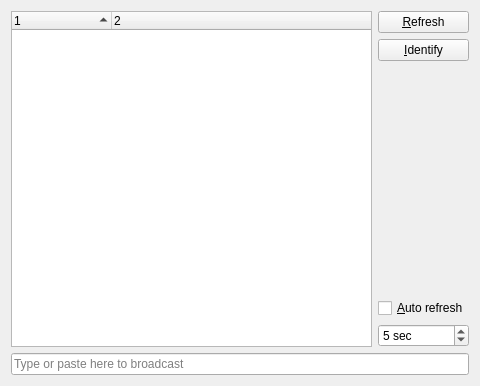
This is src/qkremotewidget.ui in UjOwtuc/quadkonsole4 as Qt 5 draws it before an edit. The edited form follows.
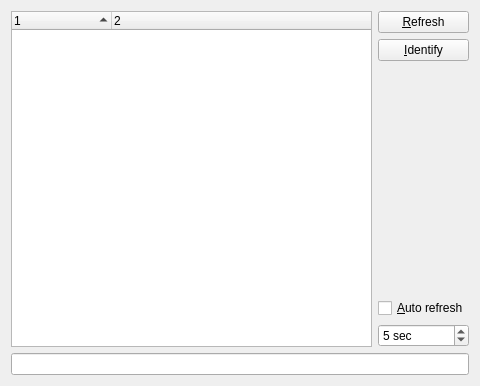
This is the edited form.

```diff
--- a/src/qkremotewidget.ui
+++ b/src/qkremotewidget.ui
@@ -85,11 +85,7 @@
     </spacer>
    </item>
    <item row="5" column="0" colspan="2">
-    <widget class="QLineEdit" name="inputLine">
-     <property name="placeholderText">
-      <string>Type or paste here to broadcast</string>
-     </property>
-    </widget>
+    <widget class="QLineEdit" name="inputLine"/>
    </item>
    <item row="1" column="1">
     <widget class="QPushButton" name="identifyButton">
```
